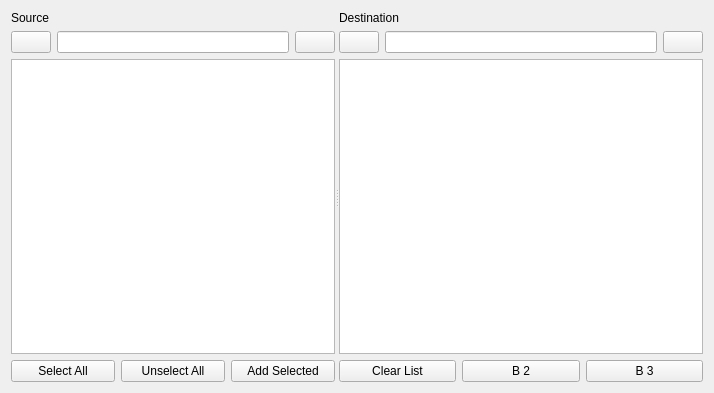
Above: Libs/UserInterfaces/SourceBrowser.ui from AltaArts/SourceTab--Prism-Plugin before the change. Below: the same form after it.
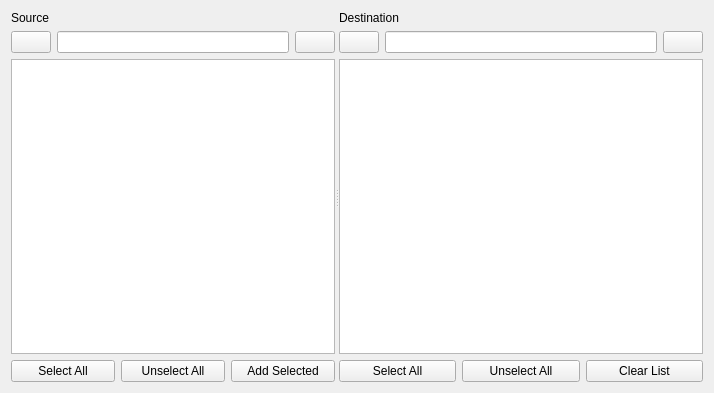
That is the form after the change.

Diff of the .ui file:
```diff
--- a/Libs/UserInterfaces/SourceBrowser.ui
+++ b/Libs/UserInterfaces/SourceBrowser.ui
@@ -182,26 +182,26 @@
        <item>
         <layout class="QHBoxLayout" name="lo_destFooter">
          <item>
-          <widget class="QPushButton" name="b_destClearList">
+          <widget class="QPushButton" name="b_dest_checkAll">
+           <property name="text">
+            <string>Select All</string>
+           </property>
+          </widget>
+         </item>
+         <item>
+          <widget class="QPushButton" name="b_dest_uncheckAll">
+           <property name="text">
+            <string>Unselect All</string>
+           </property>
+          </widget>
+         </item>
+         <item>
+          <widget class="QPushButton" name="b_clearList">
            <property name="text">
             <string>Clear List</string>
            </property>
           </widget>
          </item>
-         <item>
-          <widget class="QPushButton" name="b_dest2">
-           <property name="text">
-            <string>B 2</string>
-           </property>
-          </widget>
-         </item>
-         <item>
-          <widget class="QPushButton" name="b_dest3">
-           <property name="text">
-            <string>B 3</string>
-           </property>
-          </widget>
-         </item>
         </layout>
        </item>
       </layout>
```
